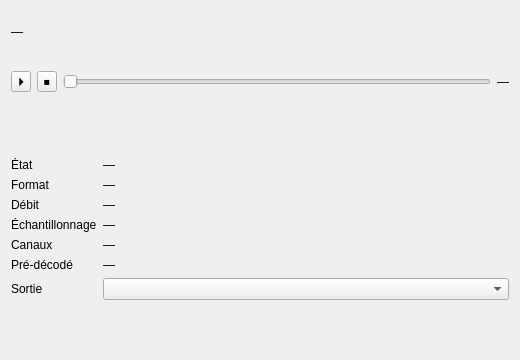
Old version of the form src/machincast/interface/ui/preecoute.ui in the repository dascritch/machincast.
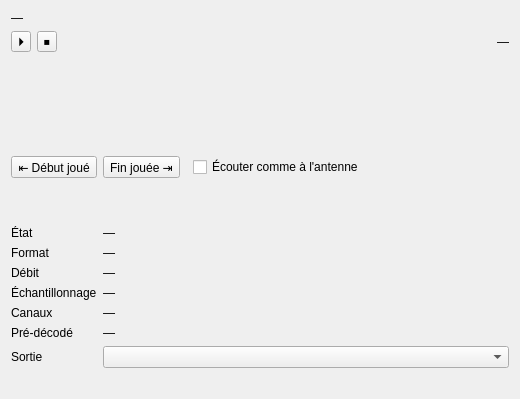
New version of the form.

Commit message:
feat(interface): frise de la pré-écoute d'un fichier, forme d'onde, blancs et crossfades
https://github.com/dascritch/machincast/issues/224
Pré-écoute : frise du fichier, avec sa forme d'onde, ses blancs et ses crossfades

Claude-Session: https://claude.ai/code/session_01KaPegkCQoT3k3oMgjXGsiv

Diff of the .ui file:
```diff
--- a/src/machincast/interface/ui/preecoute.ui
+++ b/src/machincast/interface/ui/preecoute.ui
@@ -56,17 +56,11 @@
       </widget>
      </item>
      <item>
-      <widget class="QSlider" name="position">
-       <property name="toolTip">
-        <string>Position dans le fichier</string>
-       </property>
-       <property name="maximum">
-        <number>1000</number>
-       </property>
+      <spacer name="espace_lecteur">
        <property name="orientation">
         <enum>Qt::Orientation::Horizontal</enum>
        </property>
-      </widget>
+      </spacer>
      </item>
      <item>
       <widget class="QLabel" name="temps">
@@ -77,6 +71,88 @@
      </item>
     </layout>
    </item>
+   <item>
+    <widget class="QWidget" name="zone_frise" native="true">
+     <layout class="QVBoxLayout" name="disposition_frise">
+      <property name="leftMargin">
+       <number>0</number>
+      </property>
+      <property name="topMargin">
+       <number>0</number>
+      </property>
+      <property name="rightMargin">
+       <number>0</number>
+      </property>
+      <property name="bottomMargin">
+       <number>0</number>
+      </property>
+      <item>
+       <widget class="QWidget" name="place_frise" native="true">
+        <property name="minimumSize">
+         <size>
+          <width>0</width>
+          <height>72</height>
+         </size>
+        </property>
+       </widget>
+      </item>
+      <item>
+       <widget class="QLabel" name="plage">
+        <property name="toolTip">
+         <string>Partie du fichier jouée à l'antenne, sans ses blancs s'ils y sont retirés</string>
+        </property>
+        <property name="text">
+         <string/>
+        </property>
+        <property name="wordWrap">
+         <bool>true</bool>
+        </property>
+       </widget>
+      </item>
+      <item>
+       <layout class="QHBoxLayout" name="reperes">
+        <item>
+         <widget class="QToolButton" name="debut_joue">
+          <property name="toolTip">
+           <string>Lire depuis le début de la partie jouée à l'antenne</string>
+          </property>
+          <property name="text">
+           <string>⇤ Début joué</string>
+          </property>
+         </widget>
+        </item>
+        <item>
+         <widget class="QToolButton" name="fin_jouee">
+          <property name="toolTip">
+           <string>Lire depuis quelques secondes avant le fondu de sortie</string>
+          </property>
+          <property name="text">
+           <string>Fin jouée ⇥</string>
+          </property>
+         </widget>
+        </item>
+        <item>
+         <spacer name="espace_reperes">
+          <property name="orientation">
+           <enum>Qt::Orientation::Horizontal</enum>
+          </property>
+         </spacer>
+        </item>
+        <item>
+         <widget class="QCheckBox" name="comme_a_l_antenne">
+          <property name="toolTip">
+           <string>Ne jouer que la partie jouée à l'antenne, avec ses fondus</string>
+          </property>
+          <property name="text">
+           <string>Écouter comme à l'antenne</string>
+          </property>
+         </widget>
+        </item>
+       </layout>
+      </item>
+     </layout>
+    </widget>
+   </item>
    <item>
     <widget class="QWidget" name="place_vumetre" native="true">
      <property name="minimumSize">
```
The commit also changes 16 other files.
